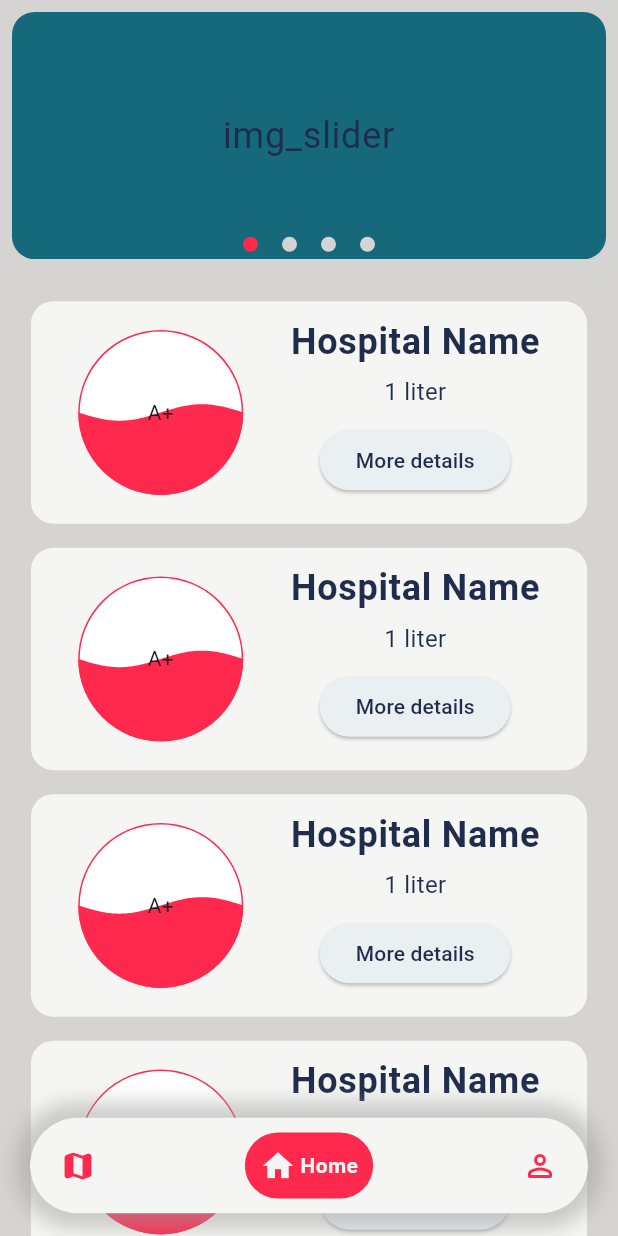
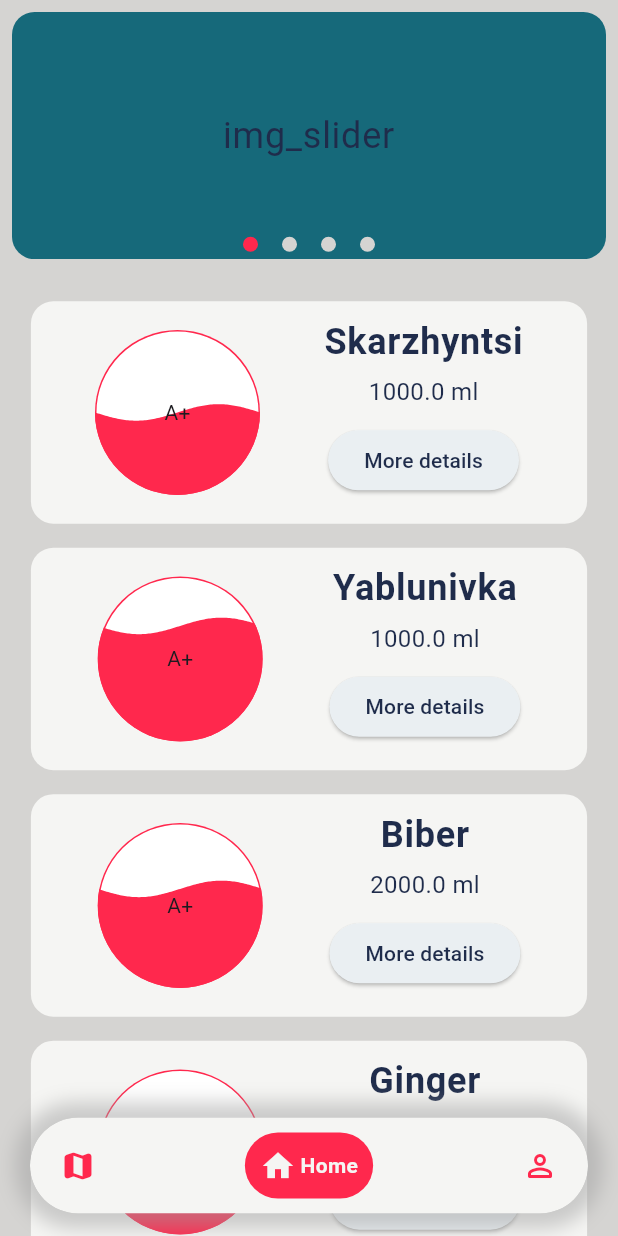
Before and after one commit to AlesonDEV/BEST-HACKath0n-2024-PESTUNE, a Flutter app: the MainPage screen opened directly, item 2 of the bottom bar chosen, on a phone screen of 412 x 824 dp. Run offline on Flutter 3.47's test engine with Material 3 defaults, Android fonts, the light colour scheme and no system bars; drawn by our look-alikes of google_nav_bar, smooth_page_indicator; our stand-ins replace google_fonts, google_maps_flutter, liquid_progress_indicator_v2; missing offline and left inert: flutter_config, metaballs; Roboto replaces fonts that are missing (Nabla, Ubuntu).

Commit message:
Adios, Hardcode | v 0.55

```diff
--- a/lib/client/components/homePageWidgets/blood_request_card.dart
+++ b/lib/client/components/homePageWidgets/blood_request_card.dart
@@ -1,4 +1,4 @@
-import 'package:blood_flow/client/components/homePageWidgets/blood_request_details.dart';
+import 'package:blood_flow/client/pages/mainPages/homePage/blood_request_details_page.dart';
 import 'package:flutter/material.dart';
 import 'package:liquid_progress_indicator_v2/liquid_progress_indicator.dart';
 import '../../config/colors.dart';
@@ -6,6 +6,15 @@ import 'package:google_fonts/google_fonts.dart';
 
 
 class BloodRequestCard extends StatelessWidget {
+  final String hospitalName;
+  final double bloodDonated;
+  final double totalBloodRequired;
+
+  BloodRequestCard({
+    required this.hospitalName,
+    required this.bloodDonated,
+    required this.totalBloodRequired,
+  });
   @override
   Widget build(BuildContext context) {
     var screenSize = MediaQuery.of(context).size;
@@ -25,7 +34,7 @@ class BloodRequestCard extends StatelessWidget {
             width: 110.0,
             height: 110.0,
             child: LiquidCircularProgressIndicator(
-              value: 0.5,
+              value: bloodDonated / totalBloodRequired,
               valueColor: AlwaysStoppedAnimation(SecondaryColor),
               backgroundColor: Colors.white,
               borderColor: SecondaryColor,
@@ -40,7 +49,7 @@ class BloodRequestCard extends StatelessWidget {
 
 
               Text(
-                'Hospital Name',
+                hospitalName,
                 style: GoogleFonts.ubuntu(
                   textStyle: TextStyle(color: MainTextColor, letterSpacing: 0.5, fontSize: 24),
                   fontWeight: FontWeight.w700,
@@ -49,7 +58,7 @@ class BloodRequestCard extends StatelessWidget {
               ),
               SizedBox(height: 5),
               Text(
-                '1 liter',
+                totalBloodRequired.toString() + ' ml',
                 style: TextStyle(fontSize: 16, color: MainTextColor),
                 textAlign: TextAlign.center,
               ),
--- /dev/null
+++ b/lib/client/models/BloodRequest.dart
@@ -0,0 +1,11 @@
+class BloodRequest {
+final String hospitalName;
+final double bloodDonated;
+final double totalBloodRequired;
+
+BloodRequest({
+  required this.hospitalName,
+  required this.bloodDonated,
+  required this.totalBloodRequired,
+});
+}
--- a/lib/client/pages/mainPages/homePage/homePage.dart
+++ b/lib/client/pages/mainPages/homePage/homePage.dart
@@ -1,5 +1,6 @@
 import 'package:blood_flow/client/components/homePageWidgets/blood_request_card.dart';
 import 'package:blood_flow/client/components/homePageWidgets/info_slider_widget/info_slider_widget.dart';
+import 'package:blood_flow/client/models/BloodRequest.dart';
 import 'package:flutter/cupertino.dart';
 import 'package:flutter/material.dart';
 
@@ -10,6 +11,13 @@ class HomePageWidget extends StatelessWidget {
 
   @override
   Widget build(BuildContext context) {
+    List<BloodRequest> bloodRequests = [
+      BloodRequest(hospitalName: 'Skarzhyntsi', bloodDonated: 500, totalBloodRequired: 1000.0),
+      BloodRequest(hospitalName: 'Yablunivka', bloodDonated: 700, totalBloodRequired: 1000),
+      BloodRequest(hospitalName: 'Biber', bloodDonated: 1200, totalBloodRequired: 2000),
+      BloodRequest(hospitalName: 'Ginger', bloodDonated: 200, totalBloodRequired: 500),
+    ];
+
     return Container(
       child: Center(
         child: Column(
@@ -23,22 +31,14 @@ class HomePageWidget extends StatelessWidget {
                 child: Column(
                   children: [
                     SizedBox(height: 20),
-                    Padding(
+                    ...bloodRequests.map((request) => Padding(
                       padding: const EdgeInsets.all(8.0),
-                      child: BloodRequestCard(),
-                    ),
-                    Padding(
-                      padding: const EdgeInsets.all(8.0),
-                      child: BloodRequestCard(),
-                    ),
-                    Padding(
-                      padding: const EdgeInsets.all(8.0),
-                      child: BloodRequestCard(),
-                    ),
-                    Padding(
-                      padding: const EdgeInsets.all(8.0),
-                      child: BloodRequestCard(),
-                    ),
+                      child: BloodRequestCard(
+                        hospitalName: request.hospitalName,
+                        bloodDonated: request.bloodDonated,
+                        totalBloodRequired: request.totalBloodRequired,
+                      ),
+                    )).toList(),
                     SizedBox(height: 100),
                   ],
                 ),
--- a/lib/client/pages/mainPages/mapPage/mapPage.dart
+++ b/lib/client/pages/mainPages/mapPage/mapPage.dart
@@ -1,7 +1,7 @@
 import 'dart:async';
 
 import 'package:blood_flow/client/pages/mainPages/mapPage/mapMarkers.dart';
-import 'package:blood_flow/client/pages/mainPages/mapPage/singleObjectMap.dart';
+import 'package:blood_flow/client/components/homePageWidgets/request_details_widget.dart';
 import 'package:flutter/material.dart';
 import 'package:google_maps_flutter/google_maps_flutter.dart';
 
--- a/lib/superviser_client/components/homePageWidgets/blood_request_form.dart
+++ b/lib/superviser_client/components/homePageWidgets/blood_request_form.dart
@@ -11,14 +11,9 @@ class BloodDonationForm extends StatefulWidget {
 
   BloodDonationForm({Key? key, required this.CloseForm, required this.AddRequest}) : super(key: key);
 
-
-
-
   @override
   _BloodDonationFormState createState() => _BloodDonationFormState();
 }
-
-
 
 class _BloodDonationFormState extends State<BloodDonationForm> {
 
--- a/pubspec.yaml
+++ b/pubspec.yaml
@@ -69,9 +69,8 @@ flutter:
   uses-material-design: true
 
   # To add assets to your application, add an assets section, like this:
-  # assets:
-  #   - images/a_dot_burr.jpeg
-  #   - images/a_dot_ham.jpeg
+assets:
+   - assets/pfp.jpg
 
   # An image asset can refer to one or more resolution-specific "variants", see
   # https://flutter.dev/assets-and-images/#resolution-aware
```
Also changed, not shown: lib/client/components/homePageWidgets/request_details_widget.dart (renamed from lib/client/pages/mainPages/mapPage/singleObjectMap.dart, +12 -5 lines), lib/client/models/BloodType.dart (added, +39 -0 lines), lib/client/models/blood_types.dart (added, +60 -0 lines), lib/client/pages/authorization/blood_dropdown.dart (added, +56 -0 lines), lib/client/pages/authorization/singUpPage.dart (+17 -8 lines), lib/client/pages/mainPages/homePage/blood_request_details_page.dart (renamed from lib/client/components/homePageWidgets/blood_request_details.dart, +6 -2 lines).
